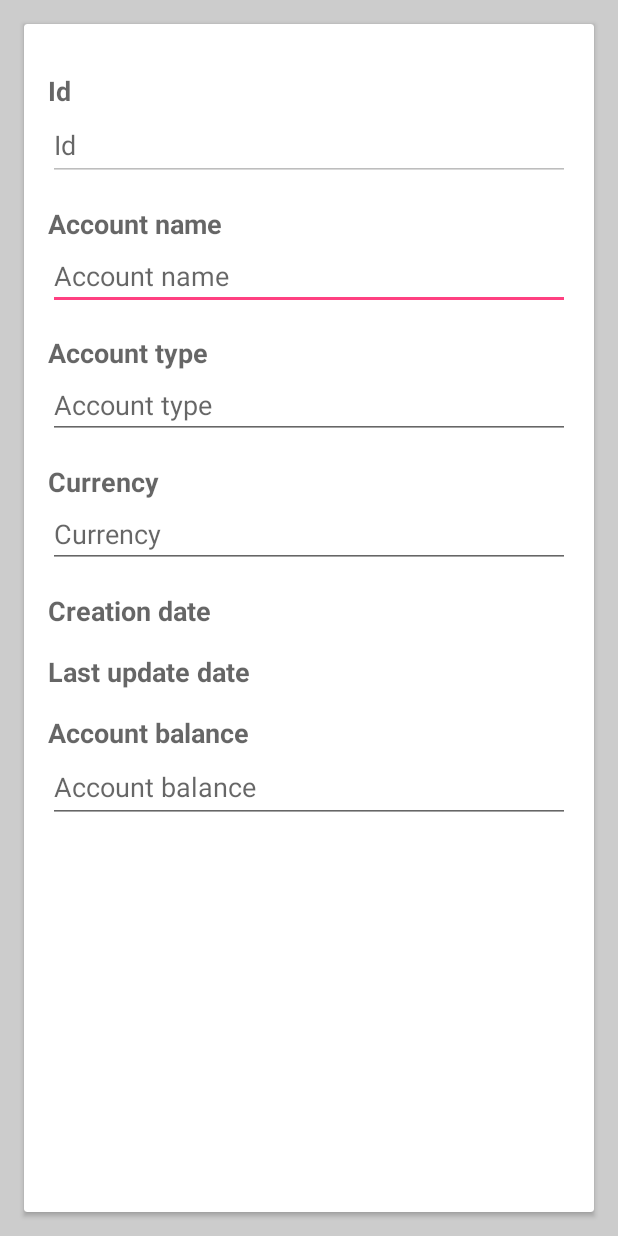
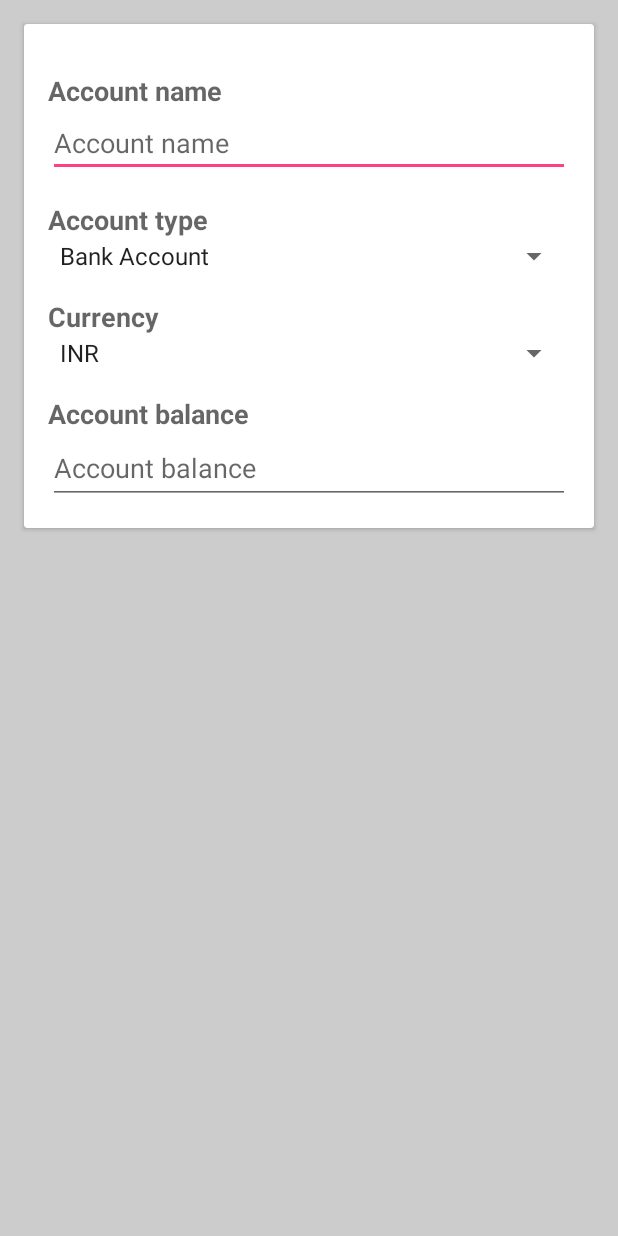
Before and after one commit to AdithyaRao-Com/BalanceForecast, an Android app: the layout accounts_activity.xml on its own in the app's theme, with its tools: preview values and no code run, on a phone screen of 412 x 824 dp. Run offline under Robolectric (Android 15) with nearby library versions, the phone set to English and light mode, and no system bars.

Commit message:
Accounts List View : Added the Current and the Account Balance Fields.
Accounts Ad Edit Activty will be called from the Accounts List View Activity.

Accounts Add Edit Activity : The UI Is developed. 2 Spinners are added for Account Type and Currency.

```diff
--- a/app/src/main/java/com/timepass/adithya/balanceforecast/adapter/AccountsListAdapter.java
+++ b/app/src/main/java/com/timepass/adithya/balanceforecast/adapter/AccountsListAdapter.java
@@ -24,7 +24,11 @@ public class AccountsListAdapter extends CursorAdapter{
     @Override
     public void bindView(View view, Context context, Cursor cursor){
         TextView accountName = (TextView) view.findViewById(R.id.listview_accounts_row_account_name);
+        TextView accountBalance = (TextView) view.findViewById(R.id.listview_accounts_row_account_balance);
+        TextView accountCurr = (TextView) view.findViewById(R.id.listview_accounts_row_account_currency);
         accountName.setText(cursor.getString(cursor.getColumnIndex(DatabaseHelper.FIELD_accounts_account_name)));
+        accountBalance.setText(cursor.getString(cursor.getColumnIndex(DatabaseHelper.FIELD_accounts_account_balance)));
+        accountCurr.setText(cursor.getString(cursor.getColumnIndex(DatabaseHelper.FIELD_accounts_currency)));
     }
     @Override
     public View newView(Context context, Cursor cursor, ViewGroup parent){
--- a/app/src/main/res/layout/accounts_activity.xml
+++ b/app/src/main/res/layout/accounts_activity.xml
@@ -7,16 +7,16 @@
     xmlns:tools="http://schemas.android.com/tools"
     xmlns:app="http://schemas.android.com/apk/res-auto"
     -->
-
     <RelativeLayout
         android:layout_width="match_parent"
         android:layout_height="wrap_content"
         android:background="#ccc" >
-
+        <ScrollView
+            android:layout_width="match_parent"
+            android:layout_height="match_parent">
             <!--<include
                 android:id="@+id/toolbar"
                 layout="@layout/toolbar"/>-->
-
             <android.support.v7.widget.CardView
                 android:id="@+id/cardView1"
                 android:layout_width="match_parent"
@@ -27,40 +27,12 @@
                 android:layout_marginRight="@dimen/activity_vertical_margin"
                 android:elevation="4dp"
                 android:background="@android:color/white" >
-
                 <LinearLayout
                     android:layout_width="match_parent"
                     android:layout_height="match_parent"
                     android:padding="@dimen/activity_vertical_margin"
                     android:orientation="vertical">
-
                     <!-- start content -->
-
-                <TextView
-                    android:id="@+id/tv_accounts_id"
-                    android:layout_height="wrap_content"
-                    android:layout_width="match_parent"
-                    android:layout_marginTop="@dimen/default_margin"
-                    android:layout_gravity="start"
-                    android:text="@string/accounts_id"
-                    android:textAppearance="?android:attr/textAppearanceMedium"
-                    android:textStyle="bold"/> <!-- style="@style/TextHeader" -->
-
-                <EditText
-                    android:id="@+id/et_accounts_id"
-                    android:layout_height="48dp"
-                    android:layout_width="match_parent"
-                    android:layout_gravity="fill_horizontal"
-                    android:gravity="start|center_vertical"
-                    android:ems="10"
-                    android:enabled="false"
-                    android:maxLength="10"
-                    android:hint="@string/accounts_id"
-                    android:inputType="number" >
-                    <!-- <requestFocus /> -->
-                </EditText>
-
-
                     <TextView
                         android:id="@+id/tv_accounts_account_name"
                         android:layout_height="wrap_content"
@@ -70,7 +42,6 @@
                         android:text="@string/accounts_account_name"
                         android:textAppearance="?android:attr/textAppearanceMedium"
                         android:textStyle="bold"/> <!-- style="@style/TextHeader" -->
-
                     <EditText
                         android:id="@+id/et_accounts_account_name"
                         android:layout_height="wrap_content"
@@ -84,8 +55,6 @@
                         android:inputType="text" >
                         <!-- <requestFocus /> -->
                     </EditText>
-
-
                     <TextView
                         android:id="@+id/tv_accounts_account_type"
                         android:layout_height="wrap_content"
@@ -95,22 +64,13 @@
                         android:text="@string/accounts_account_type"
                         android:textAppearance="?android:attr/textAppearanceMedium"
                         android:textStyle="bold"/> <!-- style="@style/TextHeader" -->
-
-                <EditText
-                    android:id="@+id/et_accounts_account_type"
+                    <Spinner
+                        android:id="@+id/sp_accounts_account_type"
+                        android:layout_width="match_parent"
                         android:layout_height="wrap_content"
-                    android:layout_width="match_parent"
-                    android:layout_gravity="fill_horizontal"
-                    android:gravity="start|top"
-                    android:ems="10"
-                    android:enabled="true"
-                    android:maxLength="10"
                         android:hint="@string/accounts_account_type"
-                    android:inputType="text" >
-                    <!-- <requestFocus /> -->
-                </EditText>
-
-
+                        android:entries="@array/account_type">
+                    </Spinner>
                     <TextView
                         android:id="@+id/tv_accounts_currency"
                         android:layout_height="wrap_content"
@@ -120,42 +80,13 @@
                         android:text="@string/accounts_currency"
                         android:textAppearance="?android:attr/textAppearanceMedium"
                         android:textStyle="bold"/> <!-- style="@style/TextHeader" -->
-
-                <EditText
-                    android:id="@+id/et_accounts_currency"
+                    <Spinner
+                        android:id="@+id/sp_accounts_currency"
+                        android:layout_width="match_parent"
                         android:layout_height="wrap_content"
-                    android:layout_width="match_parent"
-                    android:layout_gravity="fill_horizontal"
-                    android:gravity="start|top"
-                    android:ems="10"
-                    android:enabled="true"
-                    android:maxLength="10"
                         android:hint="@string/accounts_currency"
-                    android:inputType="text" >
-                    <!-- <requestFocus /> -->
-                </EditText>
-
-
-                <TextView
-                    android:id="@+id/tv_accounts_creation_date"
-                    android:layout_height="wrap_content"
-                    android:layout_width="match_parent"
-                    android:layout_marginTop="@dimen/default_margin"
-                    android:layout_gravity="start"
-                    android:text="@string/accounts_creation_date"
-                    android:textAppearance="?android:attr/textAppearanceMedium"
-                    android:textStyle="bold"/> <!-- style="@style/TextHeader" -->
-
-                <TextView
-                    android:id="@+id/tv_accounts_last_update_date"
-                    android:layout_height="wrap_content"
-                    android:layout_width="match_parent"
-                    android:layout_marginTop="@dimen/default_margin"
-                    android:layout_gravity="start"
-                    android:text="@string/accounts_last_update_date"
-                    android:textAppearance="?android:attr/textAppearanceMedium"
-                    android:textStyle="bold"/> <!-- style="@style/TextHeader" -->
-
+                        android:entries="@array/currency">
+                    </Spinner>
                     <TextView
                         android:id="@+id/tv_accounts_account_balance"
                         android:layout_height="wrap_content"
@@ -165,7 +96,6 @@
                         android:text="@string/accounts_account_balance"
                         android:textAppearance="?android:attr/textAppearanceMedium"
                         android:textStyle="bold"/> <!-- style="@style/TextHeader" -->
-
                     <EditText
                         android:id="@+id/et_accounts_account_balance"
                         android:layout_height="48dp"
@@ -179,14 +109,9 @@
                         android:inputType="numberDecimal" >
                         <!-- <requestFocus /> -->
                     </EditText>
-
-
                     <!-- end content -->
-
                 </LinearLayout>
-
             </android.support.v7.widget.CardView>
-
+        </ScrollView>
     </RelativeLayout>
-
 </android.support.design.widget.CoordinatorLayout>
--- a/app/src/main/res/values/dimens.xml
+++ b/app/src/main/res/values/dimens.xml
@@ -8,4 +8,5 @@
     <dimen name="fab_margin">16dp</dimen>
     <dimen name="default_margin">16dp</dimen>
     <dimen name="main_text_size">20sp</dimen>
+    <dimen name="small_text_size">13sp</dimen>
 </resources>
--- a/app/src/main/res/values/strings.xml
+++ b/app/src/main/res/values/strings.xml
@@ -70,4 +70,18 @@
     <string name="recurring_last_update_date">Last update date</string>
     <string name="recurring_amount">Amount</string>
     <string name="recurring_recurring_pattern">Recurring pattern</string>
+
+    <!-- Spinners -->
+    <string-array name="account_type">
+        <item>Bank Account</item>
+        <item>Cash</item>
+        <item>Credit Card</item>
+        <item>Other</item>
+    </string-array>
+    <string-array name="currency">
+        <item>INR</item>
+        <item>USD</item>
+        <item>GBP</item>
+        <item>EUR</item>
+    </string-array>
 </resources>
```
Also changed, not shown: app/src/main/AndroidManifest.xml (+21 -15 lines), app/src/main/java/com/timepass/adithya/balanceforecast/AccountsAddEdit.java (added, +29 -0 lines), app/src/main/java/com/timepass/adithya/balanceforecast/AccountsListView.java (+25 -0 lines), app/src/main/java/com/timepass/adithya/balanceforecast/model/Accounts.java (+49 -2 lines), app/src/main/java/com/timepass/adithya/balanceforecast/model/Category.java (+35 -1 lines), app/src/main/java/com/timepass/adithya/balanceforecast/model/Payee.java (+33 -1 lines), app/src/main/java/com/timepass/adithya/balanceforecast/model/Recurring.java (+55 -1 lines), app/src/main/java/com/timepass/adithya/balanceforecast/model/Transactions.java (+66 -2 lines), app/src/main/java/com/timepass/adithya/balanceforecast/model/Transfers.java (+37 -1 lines), app/src/main/res/layout/listview_accounts.xml (+0 -7 lines), app/src/main/res/layout/listview_accounts_row.xml (+21 -2 lines). Lines whose indentation alone changed are shown as unchanged.
